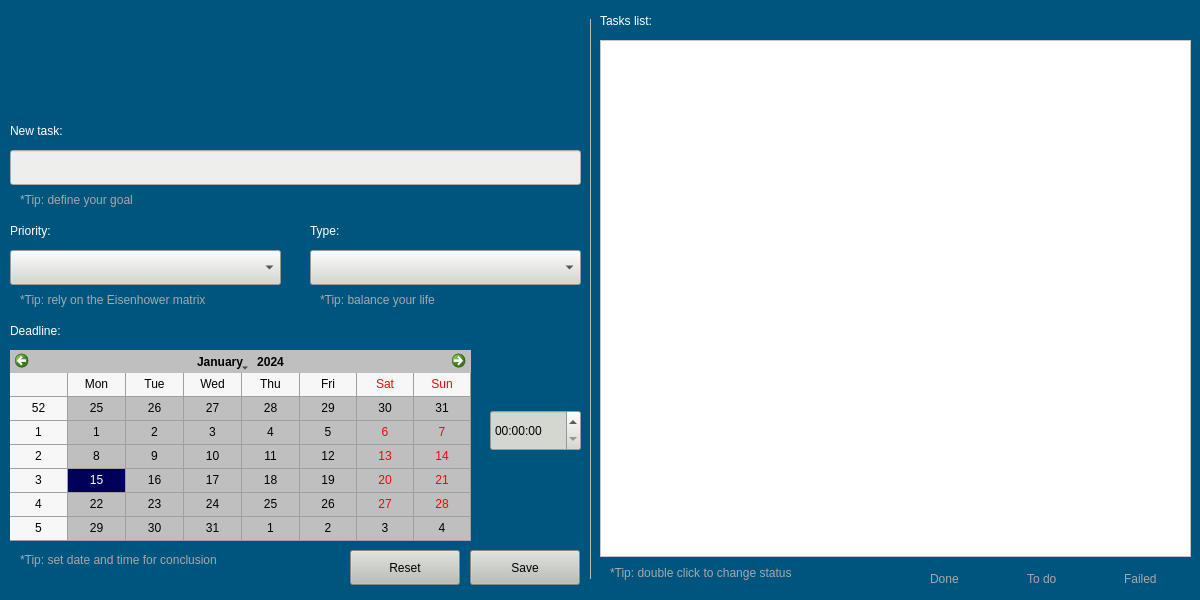
Qt form task_organizer/src/ui/qt/form/task_organizer.ui (lucassaporetti/frogs_tasks_organizer) before a commit.
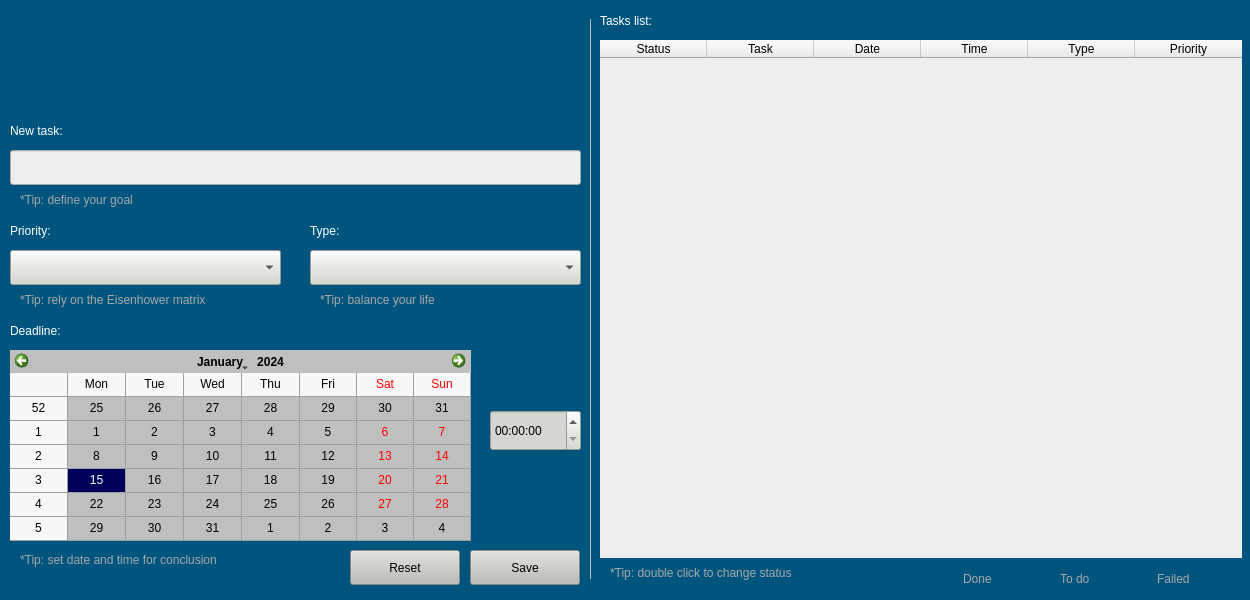
The same form after that commit. Icons and pictures are not drawn.

The edit to the form file:
```diff
--- a/task_organizer/src/ui/qt/form/task_organizer.ui
+++ b/task_organizer/src/ui/qt/form/task_organizer.ui
@@ -6,19 +6,19 @@
    <rect>
     <x>0</x>
     <y>0</y>
-    <width>1200</width>
+    <width>1250</width>
     <height>600</height>
    </rect>
   </property>
   <property name="minimumSize">
    <size>
-    <width>1200</width>
+    <width>1250</width>
     <height>600</height>
    </size>
   </property>
   <property name="maximumSize">
    <size>
-    <width>1200</width>
+    <width>1250</width>
     <height>600</height>
    </size>
   </property>
@@ -115,28 +115,6 @@
     <bool>true</bool>
    </property>
   </widget>
-  <widget class="QListWidget" name="taskList">
-   <property name="geometry">
-    <rect>
-     <x>600</x>
-     <y>40</y>
-     <width>591</width>
-     <height>517</height>
-    </rect>
-   </property>
-   <property name="maximumSize">
-    <size>
-     <width>1000</width>
-     <height>1000</height>
-    </size>
-   </property>
-   <property name="cursor" stdset="0">
-    <cursorShape>PointingHandCursor</cursorShape>
-   </property>
-   <property name="styleSheet">
-    <string notr="true">background-color: rgb(255, 255, 255);</string>
-   </property>
-  </widget>
   <widget class="QLabel" name="taskListLabel">
    <property name="geometry">
     <rect>
@@ -354,7 +332,7 @@
   <widget class="QLabel" name="done_label">
    <property name="geometry">
     <rect>
-     <x>899</x>
+     <x>932</x>
      <y>564</y>
      <width>28</width>
      <height>28</height>
@@ -813,7 +791,7 @@
   <widget class="QLabel" name="doing_label">
    <property name="geometry">
     <rect>
-     <x>995</x>
+     <x>1028</x>
      <y>564</y>
      <width>30</width>
      <height>30</height>
@@ -830,7 +808,7 @@
   <widget class="QLabel" name="fail_label">
    <property name="geometry">
     <rect>
-     <x>1091</x>
+     <x>1124</x>
      <y>564</y>
      <width>30</width>
      <height>30</height>
@@ -847,7 +825,7 @@
   <widget class="QLabel" name="label_5">
    <property name="geometry">
     <rect>
-     <x>930</x>
+     <x>963</x>
      <y>570</y>
      <width>41</width>
      <height>17</height>
@@ -863,7 +841,7 @@
   <widget class="QLabel" name="label_6">
    <property name="geometry">
     <rect>
-     <x>1027</x>
+     <x>1060</x>
      <y>570</y>
      <width>41</width>
      <height>17</height>
@@ -879,7 +857,7 @@
   <widget class="QLabel" name="label_7">
    <property name="geometry">
     <rect>
-     <x>1124</x>
+     <x>1157</x>
      <y>570</y>
      <width>42</width>
      <height>17</height>
@@ -1213,6 +1191,96 @@
     <number>0</number>
    </property>
   </widget>
+  <widget class="QTableWidget" name="tableWidget">
+   <property name="geometry">
+    <rect>
+     <x>600</x>
+     <y>40</y>
+     <width>642</width>
+     <height>518</height>
+    </rect>
+   </property>
+   <property name="styleSheet">
+    <string notr="true">color: rgb(0, 0, 0);
+background-color: rgb(238, 238, 236);
+font: 75 11pt &quot;MS Shell Dlg 2&quot;;</string>
+   </property>
+   <property name="frameShape">
+    <enum>QFrame::NoFrame</enum>
+   </property>
+   <property name="frameShadow">
+    <enum>QFrame::Plain</enum>
+   </property>
+   <property name="lineWidth">
+    <number>1</number>
+   </property>
+   <property name="showGrid">
+    <bool>false</bool>
+   </property>
+   <property name="gridStyle">
+    <enum>Qt::NoPen</enum>
+   </property>
+   <property name="sortingEnabled">
+    <bool>false</bool>
+   </property>
+   <property name="wordWrap">
+    <bool>false</bool>
+   </property>
+   <property name="cornerButtonEnabled">
+    <bool>false</bool>
+   </property>
+   <property name="rowCount">
+    <number>0</number>
+   </property>
+   <property name="columnCount">
+    <number>6</number>
+   </property>
+   <attribute name="horizontalHeaderMinimumSectionSize">
+    <number>1</number>
+   </attribute>
+   <attribute name="horizontalHeaderDefaultSectionSize">
+    <number>107</number>
+   </attribute>
+   <attribute name="verticalHeaderVisible">
+    <bool>true</bool>
+   </attribute>
+   <attribute name="verticalHeaderMinimumSectionSize">
+    <number>1</number>
+   </attribute>
+   <attribute name="verticalHeaderDefaultSectionSize">
+    <number>1</number>
+   </attribute>
+   <column>
+    <property name="text">
+     <string>Status</string>
+    </property>
+   </column>
+   <column>
+    <property name="text">
+     <string>Task</string>
+    </property>
+   </column>
+   <column>
+    <property name="text">
+     <string>Date</string>
+    </property>
+   </column>
+   <column>
+    <property name="text">
+     <string>Time</string>
+    </property>
+   </column>
+   <column>
+    <property name="text">
+     <string>Type</string>
+    </property>
+   </column>
+   <column>
+    <property name="text">
+     <string>Priority</string>
+    </property>
+   </column>
+  </widget>
  </widget>
  <resources>
   <include location="../../../../resources/frogs_resources.qrc"/>
```
Left out of the diff: 4 changed lines with no effect on the pictures.
